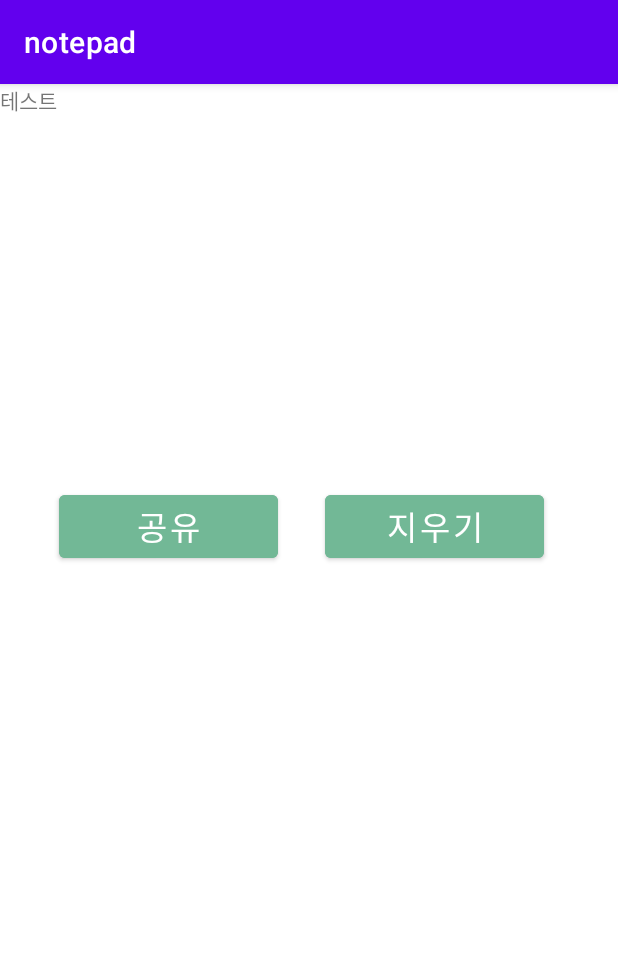
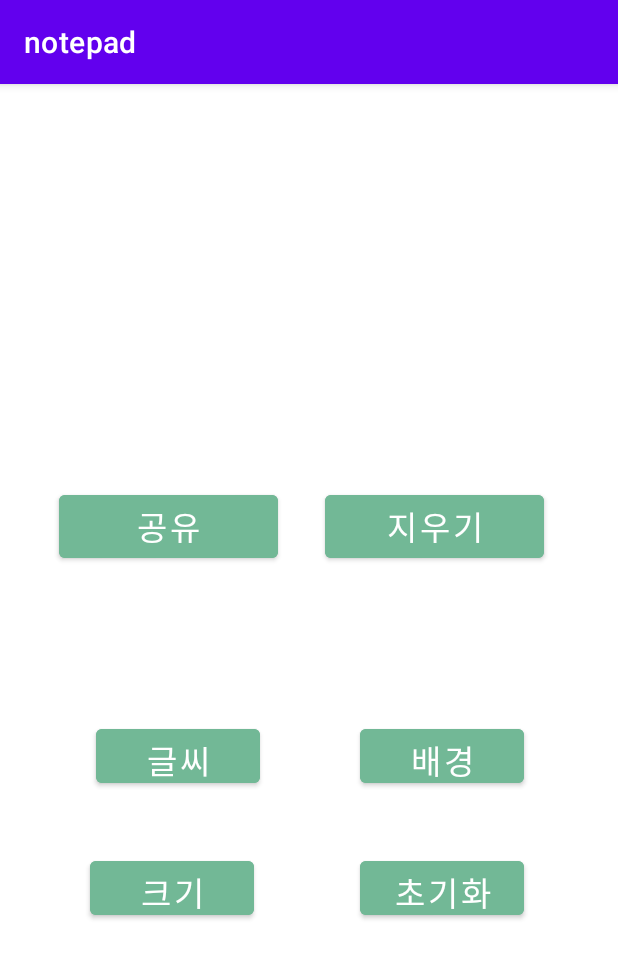
Before and after one commit to 2021-mentor-mentee/notepad, an Android app: the screen it shows after launch (MainActivity), on a phone screen of 412 x 824 dp. Shown: the top 958 px of the screen. Run offline under Robolectric (Android 15) with nearby library versions, the phone set to English and light mode, and no system bars.

Commit message:
글씨, 배경, 크기 초기화 및 추가

```diff
--- a/app/src/main/res/layout/activity_main.xml
+++ b/app/src/main/res/layout/activity_main.xml
@@ -13,33 +13,78 @@
         android:layout_height="54dp"
         android:layout_marginTop="268dp"
         android:layout_weight="100"
-        android:backgroundTint="#72B896"
         android:text="공유"
         android:textSize="10pt"
         app:layout_constraintEnd_toEndOf="parent"
         app:layout_constraintHorizontal_bias="0.147"
         app:layout_constraintStart_toStartOf="parent"
-        app:layout_constraintTop_toTopOf="parent" />
+        app:layout_constraintTop_toTopOf="parent"
+        android:backgroundTint="#72B896"/>
 
     <Button
         android:id="@+id/Clear"
         android:layout_width="146dp"
         android:layout_height="54dp"
         android:layout_marginTop="268dp"
-        android:backgroundTint="#72B896"
         android:text="지우기"
         android:textSize="10pt"
         app:layout_constraintEnd_toEndOf="parent"
         app:layout_constraintHorizontal_bias="0.815"
         app:layout_constraintStart_toStartOf="parent"
-        app:layout_constraintTop_toTopOf="parent" />
+        app:layout_constraintTop_toTopOf="parent"
+        android:backgroundTint="#72B896" />
 
-    <TextView
-        android:id="@+id/textView"
-        android:layout_width="wrap_content"
-        android:layout_height="wrap_content"
-        android:text="테스트"
+
+    <Button
+        android:id="@+id/Text"
+        android:layout_width="109dp"
+        android:layout_height="48dp"
+        android:layout_marginStart="64dp"
+        android:layout_marginTop="424dp"
+        android:layout_weight="100"
+        android:text="글씨"
+        android:textSize="10pt"
         app:layout_constraintStart_toStartOf="parent"
-        app:layout_constraintTop_toTopOf="parent" />
+        app:layout_constraintTop_toTopOf="parent"
+        android:backgroundTint="#72B896" />
+
+    <Button
+        android:id="@+id/background"
+        android:layout_width="109dp"
+        android:layout_height="48dp"
+        android:layout_marginStart="240dp"
+        android:layout_marginTop="424dp"
+        android:layout_weight="100"
+        android:text="배경"
+        android:textSize="10pt"
+        app:layout_constraintStart_toStartOf="parent"
+        app:layout_constraintTop_toTopOf="parent"
+        android:backgroundTint="#72B896" />
+
+    <Button
+        android:id="@+id/Size"
+        android:layout_width="109dp"
+        android:layout_height="48dp"
+        android:layout_marginStart="60dp"
+        android:layout_marginTop="512dp"
+        android:layout_weight="100"
+        android:text="크기"
+        android:textSize="10pt"
+        app:layout_constraintStart_toStartOf="parent"
+        app:layout_constraintTop_toTopOf="parent"
+        android:backgroundTint="#72B896" />
+
+    <Button
+        android:id="@+id/reset"
+        android:layout_width="109dp"
+        android:layout_height="48dp"
+        android:layout_marginStart="240dp"
+        android:layout_marginTop="512dp"
+        android:layout_weight="100"
+        android:text="초기화"
+        android:textSize="10pt"
+        app:layout_constraintStart_toStartOf="parent"
+        app:layout_constraintTop_toTopOf="parent"
+        android:backgroundTint="#72B896" />
 
 </androidx.constraintlayout.widget.ConstraintLayout>
```
